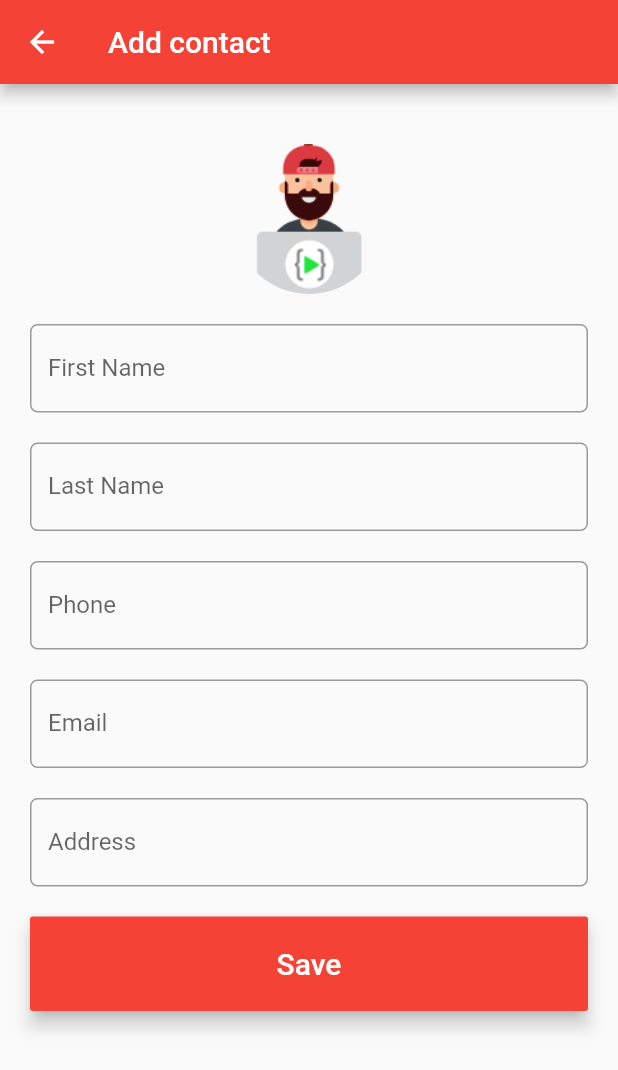
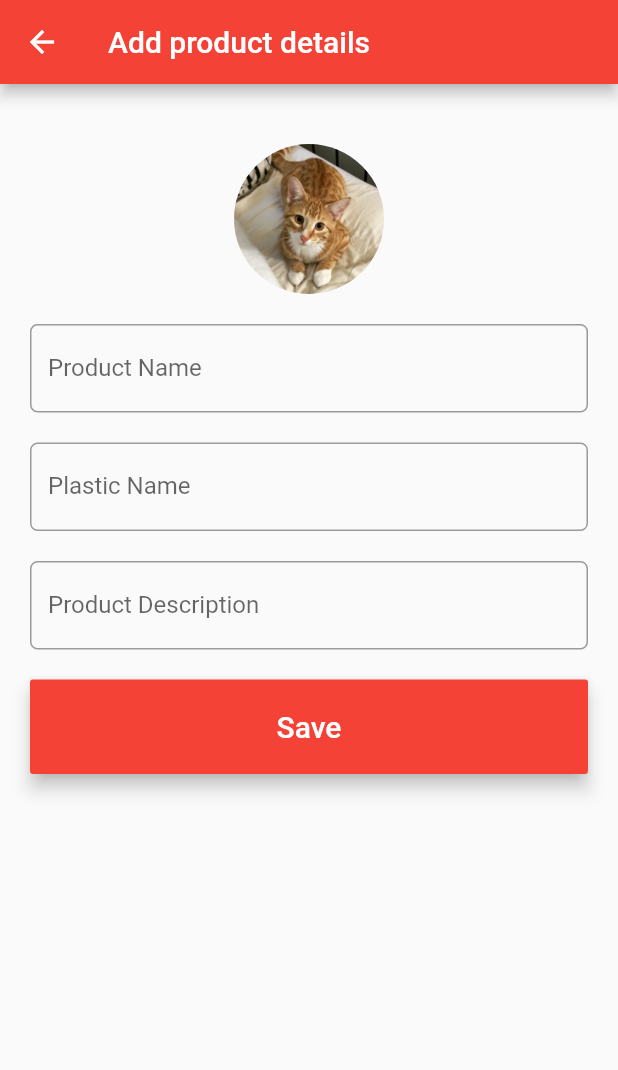
Before and after one commit to szepetry/basic-firebase-auth, a Flutter app: the screen it shows after launch, after a tap on the "add" icon, on a phone screen of 412 x 824 dp. Shown: the top 1070 px of the screen. Run offline on Flutter 3.47's test engine with Material 2 defaults, Android fonts, the phone set to English and light mode, and no system bars; our stand-ins replace firebase_database, firebase_storage, image_picker; accounts and stored records are empty.

Commit message:
changed contact data e-waste management

```diff
--- a/firebase_database_and_storage/auth_app/lib/Screens/Homepage.dart
+++ b/firebase_database_and_storage/auth_app/lib/Screens/Homepage.dart
@@ -29,7 +29,7 @@ class _HomepageState extends State<Homepage> {
   Widget build(BuildContext context) {
     return Scaffold(
       appBar: AppBar(
-        title: Text("Contact app"),
+        title: Text("E-waste Management"),
       ),
       body: Container(
           child: FirebaseAnimatedList(
--- a/firebase_database_and_storage/auth_app/lib/Screens/add_contact.dart
+++ b/firebase_database_and_storage/auth_app/lib/Screens/add_contact.dart
@@ -14,21 +14,17 @@ class AddContact extends StatefulWidget {
 class _AddContactState extends State<AddContact> {
   DatabaseReference _databaseReference = FirebaseDatabase.instance.reference();
 
-  String _fName = '',
-      _lName = '',
-      _phone = '',
-      _email = '',
-      _address = '',
+  String _pName = '',
+      _pdes = '',
+      _plasticName = '',
       _photoUrl = 'empty';
 
   saveContact(BuildContext context) async {
-    if (_fName.isNotEmpty &&
-        _lName.isNotEmpty &&
-        _phone.isNotEmpty &&
-        _email.isNotEmpty &&
-        _address.isNotEmpty) {
-      Contact contact = Contact(this._fName, this._lName, this._phone,
-          this._email, this._address, this._photoUrl);
+    if (_pName.isNotEmpty &&
+        _pdes.isNotEmpty &&
+        _pdes.isNotEmpty) {
+      Contact contact = Contact(this._pName, this._pdes, this._plasticName,
+         this._photoUrl);
 
       await _databaseReference.push().set(contact.toJson());
       navigateToLastScreen(context);
@@ -55,7 +51,7 @@ class _AddContactState extends State<AddContact> {
   Widget build(BuildContext context) {
     return Scaffold(
       appBar: AppBar(
-        title: Text("Add contact"),
+        title: Text("Add product details"),
       ),
       body: Container(
         child: Padding(
@@ -77,7 +73,7 @@ class _AddContactState extends State<AddContact> {
                         image: DecorationImage(
                           fit: BoxFit.cover,
                           image: _photoUrl == "empty"
-                              ? AssetImage("assets/logo.png")
+                              ? AssetImage("assets/cat.jpg")
                               : NetworkImage(_photoUrl),
                         ),
                       ),
@@ -90,12 +86,12 @@ class _AddContactState extends State<AddContact> {
                 child: TextField(
                   onChanged: (value) {
                     setState(() {
-                      _fName = value;
+                      _pName = value;
                     });
                   },
                   //First name
                   decoration: InputDecoration(
-                      labelText: "First Name",
+                      labelText: "Product Name",
                       border: OutlineInputBorder(
                         borderRadius: BorderRadius.circular(5.0),
                       )),
@@ -107,59 +103,29 @@ class _AddContactState extends State<AddContact> {
                 child: TextField(
                   onChanged: (value) {
                     setState(() {
-                      _lName = value;
+                      _plasticName = value;
                     });
                   },
                   decoration: InputDecoration(
-                      labelText: "Last Name",
+                      labelText: "Plastic Name",
                       border: OutlineInputBorder(
                         borderRadius: BorderRadius.circular(5.0),
                       )),
                 ),
               ),
               //phone
-              Container(
-                margin: EdgeInsets.only(top: 20.0),
-                child: TextField(
-                  onChanged: (value) {
-                    setState(() {
-                      _phone = value;
-                    });
-                  },
-                  decoration: InputDecoration(
-                      labelText: "Phone",
-                      border: OutlineInputBorder(
-                        borderRadius: BorderRadius.circular(5.0),
-                      )),
-                ),
-              ),
-              //email
-              Container(
-                margin: EdgeInsets.only(top: 20.0),
-                child: TextField(
-                  onChanged: (value) {
-                    setState(() {
-                      _email = value;
-                    });
-                  },
-                  decoration: InputDecoration(
-                      labelText: "Email",
-                      border: OutlineInputBorder(
-                        borderRadius: BorderRadius.circular(5.0),
-                      )),
-                ),
-              ),
+
               //Address
               Container(
                 margin: EdgeInsets.only(top: 20.0),
                 child: TextField(
                   onChanged: (value) {
                     setState(() {
-                      _address = value;
+                      _pdes = value;
                     });
                   },
                   decoration: InputDecoration(
-                      labelText: "Address",
+                      labelText: "Product Description",
                       border: OutlineInputBorder(
                         borderRadius: BorderRadius.circular(5.0),
                       )),
@@ -189,6 +155,7 @@ class _AddContactState extends State<AddContact> {
 
   Future pickImage() async {
     File file = await ImagePicker.pickImage(
+      imageQuality: 100,
         source: ImageSource.gallery, maxHeight: 200.0, maxWidth: 200.0);
     String fileName = basename(file.path);
     uploadImage(fileName, file);
--- a/firebase_database_and_storage/auth_app/lib/Screens/edit_contact.dart
+++ b/firebase_database_and_storage/auth_app/lib/Screens/edit_contact.dart
@@ -17,11 +17,9 @@ class _EditContactState extends State<EditContact> {
   String id;
   _EditContactState(this.id);
 
-  String _fName = '';
-  String _lName = '';
-  String _phone = '';
-  String _email = '';
-  String _address = '';
+  String _pName = '';
+  String _plasticName = '';
+  String _pdes = '';
   String _photoUrl;
 
   //Handle text editing controller
@@ -48,18 +46,16 @@ class _EditContactState extends State<EditContact> {
     _databaseReference.child(id).onValue.listen((event) {
       contact = Contact.fromSnapshot(event.snapshot);
 
-      _fnController.text = contact.fName;
-      _lnController.text = contact.fName;
-      _poController.text = contact.fName;
-      _emController.text = contact.fName;
-      _addController.text = contact.fName;
+      _fnController.text = contact.pName;
+      _lnController.text = contact.pName;
+      _poController.text = contact.pName;
+      _emController.text = contact.pName;
+      _addController.text = contact.pName;
 
       setState(() {
-        _fName =contact.fName;
-        _lName =contact.lName;
-        _phone =contact.phone;
-        _email =contact.email;
-        _address =contact.address;
+        _pName =contact.pName;
+        _plasticName =contact.plasticName;
+        _pdes =contact.pdes;
         _photoUrl =contact.photoUrl;
 
         isLoading = false;
@@ -69,8 +65,8 @@ class _EditContactState extends State<EditContact> {
 
   //update contact
   updateContact(BuildContext context) async{
-    if(_fName.isNotEmpty && _lName.isNotEmpty && _phone.isNotEmpty && _email.isNotEmpty && _address.isNotEmpty){
-      Contact contact = Contact.withId(this.id,this._fName, this._lName, this._phone, this._email, this._address, this._photoUrl);
+    if(_pName.isNotEmpty && _plasticName.isNotEmpty && _pdes.isNotEmpty){
+      Contact contact = Contact.withId(this._pName, this._plasticName, this._pdes, this._photoUrl);
 
       await _databaseReference.child(id).set(contact.toJson());
       navigateToLastScreen(context);
@@ -122,7 +118,7 @@ class _EditContactState extends State<EditContact> {
   Widget build(BuildContext context) {
     return Scaffold(
       appBar: AppBar(
-        title: Text("Edit Contact"),
+        title: Text("Edit Product Details"),
       ),
       body: Container(
         child: isLoading
@@ -149,7 +145,7 @@ class _EditContactState extends State<EditContact> {
                                     image: new DecorationImage(
                                       fit: BoxFit.cover,
                                       image: _photoUrl == "empty"
-                                          ? AssetImage("assets/logo.png")
+                                          ? AssetImage("assets/cat.jpg")
                                           : NetworkImage(_photoUrl),
                                     ))),
                           ),
@@ -160,12 +156,12 @@ class _EditContactState extends State<EditContact> {
                       child: TextField(
                         onChanged: (value) {
                           setState(() {
-                            _fName = value;
+                            _pName = value;
                           });
                         },
                         controller: _fnController,
                         decoration: InputDecoration(
-                          labelText: 'First Name',
+                          labelText: 'Product Name',
                           border: OutlineInputBorder(
                               borderRadius: BorderRadius.circular(5.0)),
                         ),
@@ -177,65 +173,31 @@ class _EditContactState extends State<EditContact> {
                       child: TextField(
                         onChanged: (value) {
                           setState(() {
-                            _lName = value;
+                            _plasticName = value;
                           });
                         },
                         controller: _lnController,
                         decoration: InputDecoration(
-                          labelText: 'Last Name',
+                          labelText: 'Plastic Name',
                           border: OutlineInputBorder(
                               borderRadius: BorderRadius.circular(5.0)),
                         ),
                       ),
                     ),
                     //
-                    Container(
-                      margin: EdgeInsets.only(top: 20.0),
-                      child: TextField(
-                        onChanged: (value) {
-                          setState(() {
-                            _phone = value;
-                          });
-                        },
-                        controller: _poController,
-                        keyboardType: TextInputType.number,
-                        decoration: InputDecoration(
-                          labelText: 'Phone',
-                          border: OutlineInputBorder(
-                              borderRadius: BorderRadius.circular(5.0)),
-                        ),
-                      ),
-                    ),
+
                     //
                     Container(
                       margin: EdgeInsets.only(top: 20.0),
                       child: TextField(
                         onChanged: (value) {
                           setState(() {
-                            _email = value;
-                          });
-                        },
-                        controller: _emController,
-                        keyboardType: TextInputType.emailAddress,
-                        decoration: InputDecoration(
-                          labelText: 'Email',
-                          border: OutlineInputBorder(
-                              borderRadius: BorderRadius.circular(5.0)),
-                        ),
-                      ),
-                    ),
-                    //
-                    Container(
-                      margin: EdgeInsets.only(top: 20.0),
-                      child: TextField(
-                        onChanged: (value) {
-                          setState(() {
-                            _address = value;
+                            _pdes = value;
                           });
                         },
                         controller: _addController,
                         decoration: InputDecoration(
-                          labelText: 'Address',
+                          labelText: 'Product Description',
                           border: OutlineInputBorder(
                               borderRadius: BorderRadius.circular(5.0)),
                         ),
--- a/firebase_database_and_storage/auth_app/lib/model/contact.dart
+++ b/firebase_database_and_storage/auth_app/lib/model/contact.dart
@@ -1,74 +1,54 @@
 import 'package:firebase_database/firebase_database.dart';
 
 class Contact {
-  String _id;
-  String _fName;
-  String _lName;
-  String _phone;
-  String _email;
-  String _address;
+ // String _id;
+  String _pName;
+  String _pdes;
+  String _plasticName;
   String _photoUrl;
 
   //Constructer for contact
-  Contact(this._fName, this._lName, this._phone, this._email, this._address,
+  Contact(this._pName, this._pdes,this._plasticName,
       this._photoUrl);
 
   //Constructor for edit
-  Contact.withId(this._id, this._fName, this._lName, this._phone, this._email,
-      this._address, this._photoUrl);
+  Contact.withId(this._pName, this._pdes,this._plasticName,
+      this._photoUrl);
 
   Contact.fromSnapshot(DataSnapshot snapshot){
-    this._id = snapshot.key;
-    this._fName = snapshot.value['fName'];
-    this._lName = snapshot.value['lName'];
-    this._phone = snapshot.value['phone'];
-    this._email = snapshot.value['email'];
-    this._address = snapshot.value['address'];
+    //this._id = snapshot.key;
+    this._pName = snapshot.value['pName'];
+      this._plasticName = snapshot.value['plasticName'];
+    this._pdes = snapshot.value['pdes'];
     this._photoUrl = snapshot.value['photoUrl'];
   }
 
   Map <String, dynamic> toJson(){
     return {
-      "fName":_fName,
-      "lName":_lName,
-      "phone":_phone,
-      "email":_email,
-      "address":_address,
+      "pName":_pName,
+      "pdes":_pdes,
+      "plasticName":_plasticName,
       "photoUrl":_photoUrl,
+
     };
   }
+  //Getters
+  String get pName => this._pName;
+  String get pdes => this._pdes;
+  String get plasticName => this._plasticName;
+  String get photoUrl => this._photoUrl;
 
 
-  //Getters
-  String get id => this._id;
-  String get fName => this._fName;
-  String get lName => this._lName;
-  String get phone => this._phone;
-  String get email => this._email;
-  String get address => this._address;
-  String get photoUrl => this._photoUrl;
-
   //Setters
-  set fName(String fName) {
-    this._fName = fName;
+  set fName(String pName) {
+    this._pName = pName;
   }
-
-  set lName(String lName) {
-    this._lName = lName;
+  set pdes(String pdes) {
+    this._pdes = pdes;
   }
-
-  set phone(String phone) {
-    this._phone = phone;
+   set plasticName(String plasticName) {
+    this._plasticName = plasticName;
   }
-
-  set email(String email) {
-    this._email = email;
-  }
-
-  set address(String address) {
-    this._address = address;
-  }
-
   set photoUrl(String photoUrl) {
     this._photoUrl = photoUrl;
   }
--- a/firebase_database_and_storage/auth_app/pubspec.yaml
+++ b/firebase_database_and_storage/auth_app/pubspec.yaml
@@ -47,7 +47,7 @@ flutter:
 
   # To add assets to your application, add an assets section, like this:
   assets:
-    - assets/logo.png
+    - assets/cat.jpg
   #  - images/a_dot_ham.jpeg
 
   # An image asset can refer to one or more resolution-specific "variants", see
```
Also changed, not shown: firebase_database_and_storage/auth_app/lib/Screens/view_contact.dart (+31 -67 lines), auth_app/pubspec.lock, firebase_database_and_storage/auth_app/assets/cat.jpg (added), firebase_database_and_storage/auth_app/pubspec.lock.
